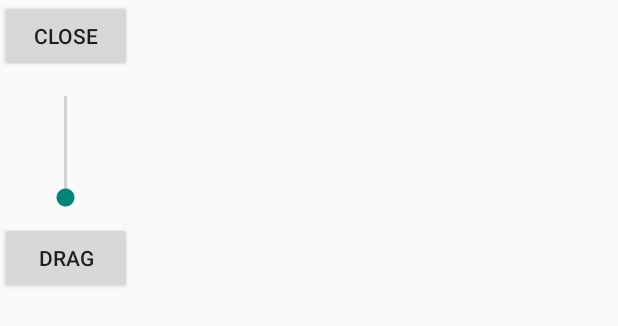
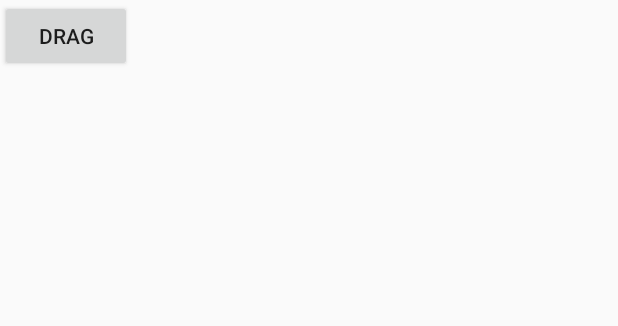
Before and after one commit to wasnot/Android-LightWidget, an Android app: the layout layout_float_simple.xml on its own in the app's theme, with its tools: preview values and no code run, on a phone screen of 412 x 824 dp. Shown: the top 326 px of the screen. Run offline under Robolectric (Android 15) with nearby library versions, the phone set to English and light mode, and no system bars.

Commit message:
modified some things..

```diff
--- a/app/src/main/res/layout/layout_float_simple.xml
+++ b/app/src/main/res/layout/layout_float_simple.xml
@@ -5,6 +5,12 @@
               android:layout_width="wrap_content"
               android:layout_height="wrap_content">
 
+    <LinearLayout
+            android:id="@+id/expandable"
+            android:orientation="vertical"
+            android:layout_width="wrap_content"
+            android:layout_height="wrap_content"
+            android:visibility="gone">
         <Button
                 android:layout_width="wrap_content"
                 android:layout_height="wrap_content"
@@ -15,6 +21,7 @@
                 android:layout_height="100dp"
                 android:id="@+id/seekBar"
                 android:layout_gravity="center_horizontal"/>
+    </LinearLayout>
     <Button
             android:layout_width="wrap_content"
             android:layout_height="wrap_content"
--- a/build.gradle
+++ b/build.gradle
@@ -5,7 +5,7 @@ buildscript {
         mavenCentral()
     }
     dependencies {
-        classpath 'com.android.tools.build:gradle:0.11.+'
+        classpath 'com.android.tools.build:gradle:0.12.+'
 
         // NOTE: Do not place your application dependencies here; they belong
         // in the individual module build.gradle files
```
Also changed, not shown: app/src/main/java/net/wasnot/android/lightwidget/app/WindowWidgetManager.java (+43 -5 lines), gradle/wrapper/gradle-wrapper.properties. Lines whose indentation alone changed are shown as unchanged.
